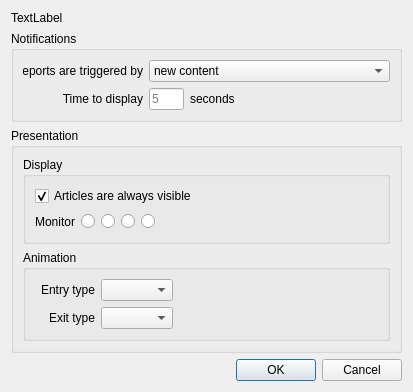
Before: the Qt Designer form addlocaldialog.ui in b0bh00d/Newsroom, drawn with Qt 5.
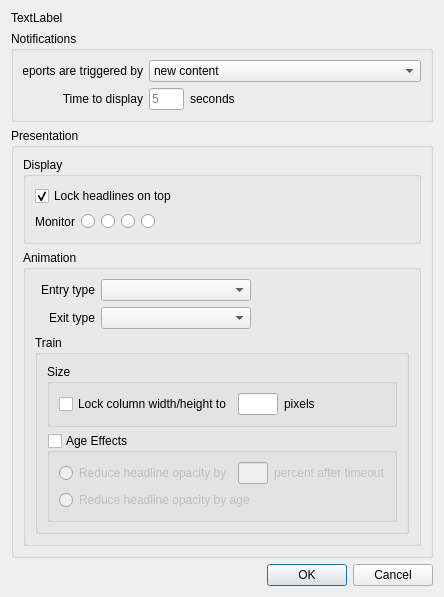
After: the same form once the commit is applied. Icons and pictures are not drawn.

Commit message: Implemented the 'train' chyron lane type.

Diff of the .ui file:
```diff
--- a/addlocaldialog.ui
+++ b/addlocaldialog.ui
@@ -6,14 +6,14 @@
    <rect>
     <x>0</x>
     <y>0</y>
-    <width>413</width>
-    <height>382</height>
+    <width>404</width>
+    <height>558</height>
    </rect>
   </property>
   <property name="windowTitle">
    <string>Dialog</string>
   </property>
-  <layout class="QVBoxLayout" name="verticalLayout_7">
+  <layout class="QVBoxLayout" name="verticalLayout_8">
    <item>
     <widget class="QLabel" name="label_Entity">
      <property name="text">
@@ -131,7 +131,7 @@
      <property name="title">
       <string>Presentation</string>
      </property>
-     <layout class="QVBoxLayout" name="verticalLayout_6">
+     <layout class="QVBoxLayout" name="verticalLayout_7">
       <item>
        <widget class="QGroupBox" name="groupBox_3">
         <property name="title">
@@ -143,7 +143,7 @@
            <item>
             <widget class="QCheckBox" name="check_KeepOnTop">
              <property name="text">
-              <string>Articles are always visible</string>
+              <string>Lock headlines on top</string>
              </property>
              <property name="checked">
               <bool>true</bool>
@@ -268,9 +268,9 @@
         <property name="title">
          <string>Animation</string>
         </property>
-        <layout class="QVBoxLayout" name="verticalLayout_2">
+        <layout class="QVBoxLayout" name="verticalLayout_6">
          <item>
-          <layout class="QHBoxLayout" name="horizontalLayout_3">
+          <layout class="QHBoxLayout" name="layout_EntryType">
            <item>
             <widget class="QLabel" name="label_3">
              <property name="minimumSize">
@@ -294,7 +294,20 @@
             </widget>
            </item>
            <item>
-            <widget class="QComboBox" name="combo_EntryType"/>
+            <widget class="QComboBox" name="combo_EntryType">
+             <property name="minimumSize">
+              <size>
+               <width>150</width>
+               <height>0</height>
+              </size>
+             </property>
+             <property name="maximumSize">
+              <size>
+               <width>150</width>
+               <height>16777215</height>
+              </size>
+             </property>
+            </widget>
            </item>
            <item>
             <spacer name="horizontalSpacer_7">
@@ -312,7 +325,7 @@
           </layout>
          </item>
          <item>
-          <layout class="QHBoxLayout" name="horizontalLayout_4">
+          <layout class="QHBoxLayout" name="layout_ExitType">
            <item>
             <widget class="QLabel" name="label_4">
              <property name="minimumSize">
@@ -336,7 +349,20 @@
             </widget>
            </item>
            <item>
-            <widget class="QComboBox" name="combo_ExitType"/>
+            <widget class="QComboBox" name="combo_ExitType">
+             <property name="minimumSize">
+              <size>
+               <width>150</width>
+               <height>0</height>
+              </size>
+             </property>
+             <property name="maximumSize">
+              <size>
+               <width>150</width>
+               <height>16777215</height>
+              </size>
+             </property>
+            </widget>
            </item>
            <item>
             <spacer name="horizontalSpacer_8">
@@ -353,6 +379,149 @@
            </item>
           </layout>
          </item>
+         <item>
+          <widget class="QGroupBox" name="group_Train">
+           <property name="title">
+            <string>Train</string>
+           </property>
+           <layout class="QVBoxLayout" name="verticalLayout_3">
+            <item>
+             <widget class="QGroupBox" name="groupBox_2">
+              <property name="title">
+               <string>Size</string>
+              </property>
+              <property name="flat">
+               <bool>true</bool>
+              </property>
+              <property name="checkable">
+               <bool>false</bool>
+              </property>
+              <layout class="QVBoxLayout" name="verticalLayout_2">
+               <item>
+                <layout class="QHBoxLayout" name="horizontalLayout_3">
+                 <item>
+                  <widget class="QCheckBox" name="check_TrainFixedWidth">
+                   <property name="text">
+                    <string>Lock column width/height to</string>
+                   </property>
+                  </widget>
+                 </item>
+                 <item>
+                  <widget class="QLineEdit" name="edit_TrainFixedWidth">
+                   <property name="minimumSize">
+                    <size>
+                     <width>40</width>
+                     <height>0</height>
+                    </size>
+                   </property>
+                   <property name="maximumSize">
+                    <size>
+                     <width>40</width>
+                     <height>16777215</height>
+                    </size>
+                   </property>
+                  </widget>
+                 </item>
+                 <item>
+                  <widget class="QLabel" name="label_6">
+                   <property name="text">
+                    <string>pixels</string>
+                   </property>
+                  </widget>
+                 </item>
+                 <item>
+                  <spacer name="horizontalSpacer_4">
+                   <property name="orientation">
+                    <enum>Qt::Horizontal</enum>
+                   </property>
+                   <property name="sizeHint" stdset="0">
+                    <size>
+                     <width>40</width>
+                     <height>20</height>
+                    </size>
+                   </property>
+                  </spacer>
+                 </item>
+                </layout>
+               </item>
+              </layout>
+             </widget>
+            </item>
+            <item>
+             <widget class="QGroupBox" name="group_AgeEffects">
+              <property name="title">
+               <string>Age Effects</string>
+              </property>
+              <property name="flat">
+               <bool>true</bool>
+              </property>
+              <property name="checkable">
+               <bool>true</bool>
+              </property>
+              <property name="checked">
+               <bool>false</bool>
+              </property>
+              <layout class="QVBoxLayout" name="verticalLayout">
+               <item>
+                <layout class="QHBoxLayout" name="horizontalLayout_4">
+                 <item>
+                  <widget class="QRadioButton" name="radio_TrainReduceOpacityFixed">
+                   <property name="text">
+                    <string>Reduce headline opacity by</string>
+                   </property>
+                  </widget>
+                 </item>
+                 <item>
+                  <widget class="QLineEdit" name="edit_TrainReduceOpacity">
+                   <property name="minimumSize">
+                    <size>
+                     <width>30</width>
+                     <height>0</height>
+                    </size>
+                   </property>
+                   <property name="maximumSize">
+                    <size>
+                     <width>30</width>
+                     <height>16777215</height>
+                    </size>
+                   </property>
+                  </widget>
+                 </item>
+                 <item>
+                  <widget class="QLabel" name="label_7">
+                   <property name="text">
+                    <string>percent after timeout</string>
+                   </property>
+                  </widget>
+                 </item>
+                 <item>
+                  <spacer name="horizontalSpacer_5">
+                   <property name="orientation">
+                    <enum>Qt::Horizontal</enum>
+                   </property>
+                   <property name="sizeHint" stdset="0">
+                    <size>
+                     <width>40</width>
+                     <height>20</height>
+                    </size>
+                   </property>
+                  </spacer>
+                 </item>
+                </layout>
+               </item>
+               <item>
+                <widget class="QRadioButton" name="radio_TrainReduceOpacityByAge">
+                 <property name="text">
+                  <string>Reduce headline opacity by age</string>
+                 </property>
+                </widget>
+               </item>
+              </layout>
+             </widget>
+            </item>
+           </layout>
+          </widget>
+         </item>
         </layout>
        </widget>
       </item>
```
The commit also changes 10 other files.
